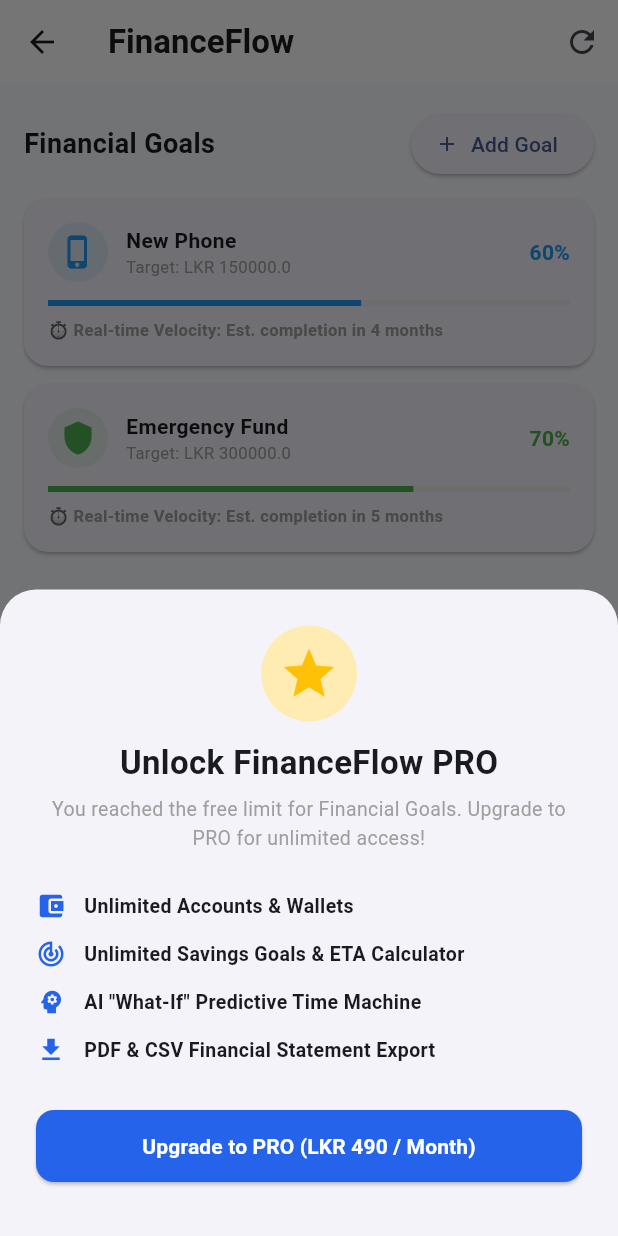
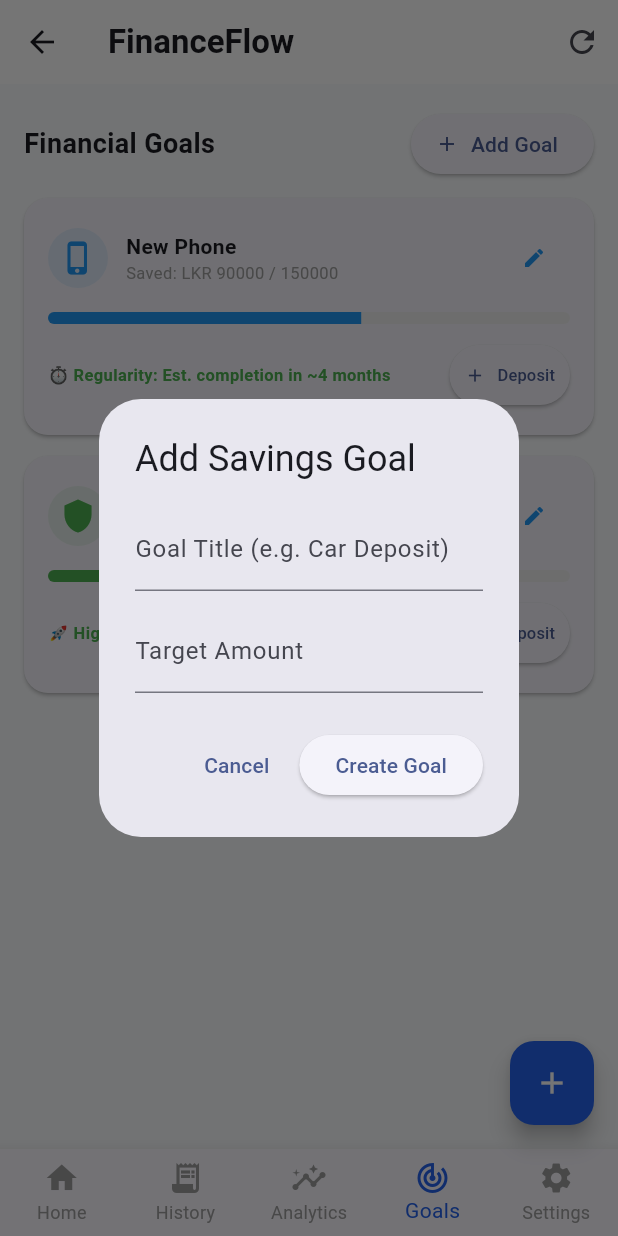
Before and after one commit to Kalana001/financeflow, a Flutter app: the DashboardScreen screen opened directly with empty values, item 4 of the bottom bar chosen, after a tap on "Add Goal", on a phone screen of 412 x 824 dp. Run offline on Flutter 3.47's test engine with Material 3 defaults, Android fonts, the phone set to English and light mode, and no system bars; our stand-ins replace local_auth, shared_preferences, supabase_flutter; accounts and stored records are empty; Roboto replaces fonts that are missing (Outfit, Plus Jakarta Sans).

Commit message:
Add Deposit to Goal modal, goal editing (title & target amount), dynamic adaptive regularity velocity calculator, and remove subscription paywall limits

```diff
--- a/lib/screens/dashboard.dart
+++ b/lib/screens/dashboard.dart
@@ -24,7 +24,6 @@
   List<Map<String, dynamic>> _accounts = [];
   Map<String, dynamic> _profile = {};
   bool _isLoading = true;
-  bool _isProUser = false; // PRO Membership State
   String _searchQuery = '';
   String _filterCategory = 'All';
 
@@ -32,7 +31,7 @@
   bool _simpleMode = false;
   String _preferredCurrency = 'LKR';
   double _targetMonthlyBudget = 100000.0;
-  double _whatIfCutPct = 20.0; // What-If Simulator State
+  double _whatIfCutPct = 20.0;
   Color _themeColor = const Color(0xFF2563EB);
 
   // High Value OTP Prompt State
@@ -42,10 +41,28 @@
   // Icon Choices for Custom Wallets
   final List<String> _walletIcons = ['💵', '🏦', '💳', '📱', '🐖', '💎', '🛒', '⚡'];
 
-  // Goals List
+  // Dynamic Goals List with Deposit History
   final List<Map<String, dynamic>> _goals = [
-    {'id': 'g-1', 'title': 'New Phone', 'target': 150000.0, 'current': 90000.0, 'monthly_contrib': 15000.0, 'icon': Icons.phone_iphone, 'color': Colors.blue},
-    {'id': 'g-2', 'title': 'Emergency Fund', 'target': 300000.0, 'current': 210000.0, 'monthly_contrib': 20000.0, 'icon': Icons.shield, 'color': Colors.green},
+    {
+      'id': 'g-1',
+      'title': 'New Phone',
+      'target': 150000.0,
+      'current': 90000.0,
+      'deposits_count': 4,
+      'last_deposit_amount': 15000.0,
+      'icon': Icons.phone_iphone,
+      'color': Colors.blue
+    },
+    {
+      'id': 'g-2',
+      'title': 'Emergency Fund',
+      'target': 300000.0,
+      'current': 210000.0,
+      'deposits_count': 6,
+      'last_deposit_amount': 20000.0,
+      'icon': Icons.shield,
+      'color': Colors.green
+    },
   ];
 
   @override
@@ -66,7 +83,6 @@
         _profile = prof;
         _preferredCurrency = prof['currency'] ?? 'LKR';
         _simpleMode = prof['simple_mode'] == true;
-        _isProUser = prof['is_pro'] == true;
         _targetMonthlyBudget = (double.tryParse(prof['monthly_budget'].toString()) ?? 100000.0);
       });
     } catch (e) {
@@ -168,81 +184,6 @@
     );
   }
 
-  // 👑 PRO PAYWALL SUBSCRIPTION DIALOG (Monetization Hook)
-  void _showProUpgradeModal(String featureName) {
-    showModalBottomSheet(
-      context: context,
-      isScrollControlled: true,
-      shape: const RoundedRectangleBorder(borderRadius: BorderRadius.vertical(top: Radius.circular(24))),
-      builder: (context) {
-        return Padding(
-          padding: const EdgeInsets.all(24.0),
-          child: Column(
-            mainAxisSize: MainAxisSize.min,
-            children: [
-              Container(
-                padding: const EdgeInsets.all(12),
-                decoration: BoxDecoration(color: Colors.amber[100], shape: BoxShape.circle),
-                child: const Icon(Icons.star, color: Colors.amber, size: 40),
-              ),
-              const SizedBox(height: 12),
-              const Text('Unlock FinanceFlow PRO', style: TextStyle(fontFamily: 'Outfit', fontSize: 22, fontWeight: FontWeight.bold)),
-              const SizedBox(height: 6),
-              Text(
-                'You reached the free limit for $featureName. Upgrade to PRO for unlimited access!',
-                textAlign: TextAlign.center,
-                style: const TextStyle(fontSize: 13, color: Colors.grey),
-              ),
-              const SizedBox(height: 20),
-
-              _buildProFeatureRow(Icons.account_balance_wallet, 'Unlimited Accounts & Wallets'),
-              _buildProFeatureRow(Icons.track_changes, 'Unlimited Savings Goals & ETA Calculator'),
-              _buildProFeatureRow(Icons.psychology, 'AI "What-If" Predictive Time Machine'),
-              _buildProFeatureRow(Icons.file_download, 'PDF & CSV Financial Statement Export'),
-
-              const SizedBox(height: 24),
-              ElevatedButton(
-                style: ElevatedButton.styleFrom(
-                  backgroundColor: const Color(0xFF2563EB),
-                  padding: const EdgeInsets.symmetric(vertical: 14),
-                  shape: RoundedRectangleBorder(borderRadius: BorderRadius.circular(12)),
-                ),
-                onPressed: () async {
-                  Navigator.pop(context);
-                  setState(() => _isProUser = true);
-                  await widget.storageService.updateProfileField('is_pro', true);
-                  ScaffoldMessenger.of(context).showSnackBar(
-                    const SnackBar(content: Text('🎉 Congratulations! You are now a FinanceFlow PRO member!')),
-                  );
-                },
-                child: const Row(
-                  mainAxisAlignment: MainAxisAlignment.center,
-                  children: [
-                    Text('Upgrade to PRO (LKR 490 / Month)', style: TextStyle(color: Colors.white, fontWeight: FontWeight.bold)),
-                  ],
-                ),
-              ),
-              const SizedBox(height: 12),
-            ],
-          ),
-        );
-      },
-    );
-  }
-
-  Widget _buildProFeatureRow(IconData icon, String label) {
-    return Padding(
-      padding: const EdgeInsets.symmetric(vertical: 6.0),
-      child: Row(
-        children: [
-          Icon(icon, size: 20, color: const Color(0xFF2563EB)),
-          const SizedBox(width: 12),
-          Text(label, style: const TextStyle(fontSize: 13, fontWeight: FontWeight.w600)),
-        ],
-      ),
-    );
-  }
-
   @override
   Widget build(BuildContext context) {
     if (_isLoading) {
@@ -272,18 +213,7 @@
 
     return Scaffold(
       appBar: AppBar(
-        title: Row(
-          children: [
-            const Text('FinanceFlow', style: TextStyle(fontFamily: 'Outfit', fontWeight: FontWeight.bold)),
-            const SizedBox(width: 8),
-            if (_isProUser)
-              Container(
-                padding: const EdgeInsets.symmetric(horizontal: 8, vertical: 2),
-                decoration: BoxDecoration(color: Colors.amber, borderRadius: BorderRadius.circular(10)),
-                child: const Text('PRO', style: TextStyle(color: Colors.black, fontSize: 10, fontWeight: FontWeight.bold)),
-              ),
-          ],
-        ),
+        title: const Text('FinanceFlow', style: TextStyle(fontFamily: 'Outfit', fontWeight: FontWeight.bold)),
         actions: [
           IconButton(
             icon: const Icon(Icons.refresh),
@@ -345,7 +275,7 @@
           ),
           const SizedBox(height: 16),
 
-          // Redesigned Modern Total Net Worth Card
+          // Total Net Worth Card
           Container(
             padding: const EdgeInsets.all(24.0),
             decoration: BoxDecoration(
@@ -385,19 +315,13 @@
           ),
           const SizedBox(height: 16),
 
-          // Accounts & Wallets Section (With Freemium Limit Interceptor)
+          // Accounts & Wallets Section
           Row(
             mainAxisAlignment: MainAxisAlignment.spaceBetween,
             children: [
               const Text('My Accounts & Wallets', style: TextStyle(fontSize: 15, fontWeight: FontWeight.bold)),
               TextButton.icon(
-                onPressed: () {
-                  if (!_isProUser && _accounts.length >= 3) {
-                    _showProUpgradeModal('Accounts & Wallets');
-                  } else {
-                    _showAddAccountModal();
-                  }
-                },
+                onPressed: _showAddAccountModal,
                 icon: const Icon(Icons.add_card, size: 16),
                 label: const Text('Add Wallet'),
               ),
@@ -741,10 +665,9 @@
   }
 
   // ----------------------------------------------------
-  // 3. UNIQUE ANALYTICS (With Empty State Guard & What-If Simulator)
+  // 3. ANALYTICS TAB (With Empty State Guard)
   // ----------------------------------------------------
   Widget _buildAnalyticsTab() {
-    // Empty state guard for new users with zero transactions
     if (_transactions.isEmpty) {
       return Center(
         child: Padding(
@@ -777,11 +700,9 @@
     final dailyAvg = _totalExpense > 0 ? (_totalExpense / 30.0) : 0.0;
     final healthScore = _totalIncome > 0 ? (((_totalIncome - _totalExpense) / _totalIncome) * 100).clamp(0, 100).toStringAsFixed(0) : '85';
 
-    // Emergency Financial Runway (Months of survival)
     final monthlyExpense = _totalExpense > 0 ? _totalExpense : 25000.0;
     final runwayMonths = (_totalNetWorth / monthlyExpense).clamp(0.0, 99.0);
 
-    // Projected What-If Savings calculation
     final foodExpenses = _transactions.where((t) => t['category'] == 'Food' && t['type'] == 'expense').fold(0.0, (s, t) => s + (double.tryParse(t['amount'].toString()) ?? 0.0));
     final sixMonthSavings = (foodExpenses * (_whatIfCutPct / 100.0)) * 6;
 
@@ -908,7 +829,7 @@
   }
 
   // ----------------------------------------------------
-  // 4. GOALS TAB (With Goal Velocity ETA Calculator & Freemium Limits)
+  // 4. GOALS TAB (With Editable Name, Target & Deposit Progress)
   // ----------------------------------------------------
   Widget _buildGoalsTab() {
     return SingleChildScrollView(
@@ -921,13 +842,7 @@
             children: [
               const Text('Financial Goals', style: TextStyle(fontSize: 18, fontWeight: FontWeight.bold)),
               ElevatedButton.icon(
-                onPressed: () {
-                  if (!_isProUser && _goals.length >= 2) {
-                    _showProUpgradeModal('Financial Goals');
-                  } else {
-                    _showAddGoalModal();
-                  }
-                },
+                onPressed: _showAddGoalModal,
                 icon: const Icon(Icons.add, size: 16),
                 label: const Text('Add Goal'),
               )
@@ -935,13 +850,26 @@
           ),
           const SizedBox(height: 12),
           ..._goals.map((g) {
-            final pct = (g['current'] / g['target']).clamp(0.0, 1.0);
-            final remaining = (g['target'] - g['current']).clamp(0.0, double.infinity);
-            final monthlyContrib = (g['monthly_contrib'] ?? 15000.0);
-            final monthsLeft = (remaining / monthlyContrib).ceil();
+            final target = (g['target'] as double);
+            final current = (g['current'] as double);
+            final pct = (current / target).clamp(0.0, 1.0);
+            final remaining = (target - current).clamp(0.0, double.infinity);
+
+            final depositsCount = (g['deposits_count'] as int? ?? 1);
+            final lastAmount = (g['last_deposit_amount'] as double? ?? 15000.0);
+
+            // Adaptive Velocity Calculation
+            String velocityStr;
+            if (depositsCount >= 5) {
+              final estDays = (remaining / (lastAmount / 5.0)).ceil().clamp(1, 999);
+              velocityStr = '🚀 High Regularity: Completed in ~$estDays days!';
+            } else {
+              final months = (remaining / lastAmount).ceil().clamp(1, 48);
+              velocityStr = '⏱️ Regularity: Est. completion in ~$months months';
+            }
 
             return Card(
-              margin: const EdgeInsets.only(bottom: 12),
+              margin: const EdgeInsets.only(bottom: 14),
               shape: RoundedRectangleBorder(borderRadius: BorderRadius.circular(16)),
               child: Padding(
                 padding: const EdgeInsets.all(16.0),
@@ -957,19 +885,38 @@
                             crossAxisAlignment: CrossAxisAlignment.start,
                             children: [
                               Text(g['title'], style: const TextStyle(fontWeight: FontWeight.bold, fontSize: 14)),
-                              Text('Target: $_preferredCurrency ${g['target']}', style: const TextStyle(fontSize: 11, color: Colors.grey)),
+                              Text('Saved: $_preferredCurrency ${current.toStringAsFixed(0)} / ${target.toStringAsFixed(0)}', style: const TextStyle(fontSize: 11, color: Colors.grey)),
                             ],
                           ),
                         ),
-                        Text('${(pct * 100).toStringAsFixed(0)}%', style: TextStyle(fontWeight: FontWeight.bold, color: g['color'])),
+                        IconButton(
+                          icon: const Icon(Icons.edit, size: 16, color: Colors.blue),
+                          onPressed: () => _showEditGoalModal(g),
+                        ),
                       ],
                     ),
                     const SizedBox(height: 12),
-                    LinearProgressIndicator(value: pct, backgroundColor: Colors.grey[200], valueColor: AlwaysStoppedAnimation<Color>(g['color'])),
-                    const SizedBox(height: 8),
-                    Text(
-                      '⏱️ Real-time Velocity: Est. completion in $monthsLeft months',
-                      style: const TextStyle(fontSize: 11, color: Colors.grey, fontWeight: FontWeight.w600),
+                    ClipRRect(
+                      borderRadius: BorderRadius.circular(6),
+                      child: LinearProgressIndicator(
+                        value: pct,
+                        minHeight: 8,
+                        backgroundColor: Colors.grey[200],
+                        valueColor: AlwaysStoppedAnimation<Color>(g['color']),
+                      ),
+                    ),
+                    const SizedBox(height: 10),
+                    Row(
+                      mainAxisAlignment: MainAxisAlignment.spaceBetween,
+                      children: [
+                        Expanded(child: Text(velocityStr, style: const TextStyle(fontSize: 11, color: Colors.green, fontWeight: FontWeight.bold), overflow: TextOverflow.ellipsis)),
+                        ElevatedButton.icon(
+                          style: ElevatedButton.styleFrom(padding: const EdgeInsets.symmetric(horizontal: 10, vertical: 4)),
+                          onPressed: () => _showDepositToGoalModal(g),
+                          icon: const Icon(Icons.add, size: 14),
+                          label: const Text('Deposit', style: TextStyle(fontSize: 11)),
+                        ),
+                      ],
                     ),
                   ],
                 ),
@@ -978,6 +925,82 @@
           }),
         ],
       ),
+    );
+  }
+
+  void _showDepositToGoalModal(Map<String, dynamic> goal) {
+    final controller = TextEditingController();
+    showDialog(
+      context: context,
+      builder: (context) {
+        return AlertDialog(
+          title: Text('Deposit to "${goal['title']}"'),
+          content: TextField(
+            controller: controller,
+            keyboardType: TextInputType.number,
+            decoration: const InputDecoration(labelText: 'Deposit Amount (e.g. 5000)'),
+          ),
+          actions: [
+            TextButton(onPressed: () => Navigator.pop(context), child: const Text('Cancel')),
+            ElevatedButton(
+              onPressed: () {
+                final amt = double.tryParse(controller.text) ?? 0.0;
+                if (amt > 0) {
+                  Navigator.pop(context);
+                  setState(() {
+                    goal['current'] = (goal['current'] as double) + amt;
+                    goal['deposits_count'] = (goal['deposits_count'] as int? ?? 1) + 1;
+                    goal['last_deposit_amount'] = amt;
+                  });
+                  ScaffoldMessenger.of(context).showSnackBar(
+                    SnackBar(content: Text('🎉 Deposited $_preferredCurrency $amt into ${goal['title']}!')),
+                  );
+                }
+              },
+              child: const Text('Save Deposit'),
+            ),
+          ],
+        );
+      },
+    );
+  }
+
+  void _showEditGoalModal(Map<String, dynamic> goal) {
+    final titleController = TextEditingController(text: goal['title']);
+    final targetController = TextEditingController(text: (goal['target'] as double).toStringAsFixed(0));
+
+    showDialog(
+      context: context,
+      builder: (context) {
+        return AlertDialog(
+          title: const Text('Edit Goal Details'),
+          content: Column(
+            mainAxisSize: MainAxisSize.min,
+            children: [
+              TextField(controller: titleController, decoration: const InputDecoration(labelText: 'Goal Title')),
+              const SizedBox(height: 12),
+              TextField(controller: targetController, keyboardType: TextInputType.number, decoration: const InputDecoration(labelText: 'Target Amount')),
+            ],
+          ),
+          actions: [
+            TextButton(onPressed: () => Navigator.pop(context), child: const Text('Cancel')),
+            ElevatedButton(
+              onPressed: () {
+                final t = titleController.text.trim();
+                final target = double.tryParse(targetController.text) ?? 50000.0;
+                if (t.isNotEmpty) {
+                  Navigator.pop(context);
+                  setState(() {
+                    goal['title'] = t;
+                    goal['target'] = target;
+                  });
+                }
+              },
+              child: const Text('Update Goal'),
+            ),
+          ],
+        );
+      },
     );
   }
 
@@ -1012,7 +1035,8 @@
                       'title': t,
                       'target': target,
                       'current': 0.0,
-                      'monthly_contrib': 10000.0,
+                      'deposits_count': 1,
+                      'last_deposit_amount': 10000.0,
                       'icon': Icons.stars,
                       'color': Colors.purple,
                     });
@@ -1028,25 +1052,12 @@
   }
 
   // ----------------------------------------------------
-  // 5. SETTINGS TAB (With PRO Upgrade Banner)
+  // 5. SETTINGS TAB
   // ----------------------------------------------------
   Widget _buildSettingsTab() {
     return ListView(
       padding: const EdgeInsets.all(16.0),
       children: [
-        // PRO Membership Status Banner
-        Card(
-          color: _isProUser ? Colors.amber[50] : Colors.blue[50],
-          shape: RoundedRectangleBorder(borderRadius: BorderRadius.circular(16)),
-          child: ListTile(
-            leading: Icon(_isProUser ? Icons.stars : Icons.star_border, color: Colors.amber, size: 32),
-            title: Text(_isProUser ? 'FinanceFlow PRO Active' : 'Upgrade to FinanceFlow PRO', style: const TextStyle(fontWeight: FontWeight.bold)),
-            subtitle: Text(_isProUser ? 'Unlimited wallets, goals, and AI time machine unlocked' : 'Unlock unlimited accounts, goals & predictive tools'),
-            trailing: _isProUser ? const Icon(Icons.check_circle, color: Colors.green) : ElevatedButton(onPressed: () => _showProUpgradeModal('PRO Features'), child: const Text('Upgrade')),
-          ),
-        ),
-        const SizedBox(height: 16),
-
         const Text('Preferences & Customization', style: TextStyle(fontSize: 16, fontWeight: FontWeight.bold)),
         const SizedBox(height: 8),
 
@@ -1221,7 +1232,6 @@
                     decoration: const InputDecoration(labelText: 'Transaction Type'),
                   ),
                   const SizedBox(height: 12),
-                  // Wallet Destination / Source Selector
                   DropdownButtonFormField<String>(
                     value: selectedAccount,
                     items: _accounts.map((a) => DropdownMenuItem(value: a['name'].toString(), child: Text(a['name'].toString()))).toList(),
```
